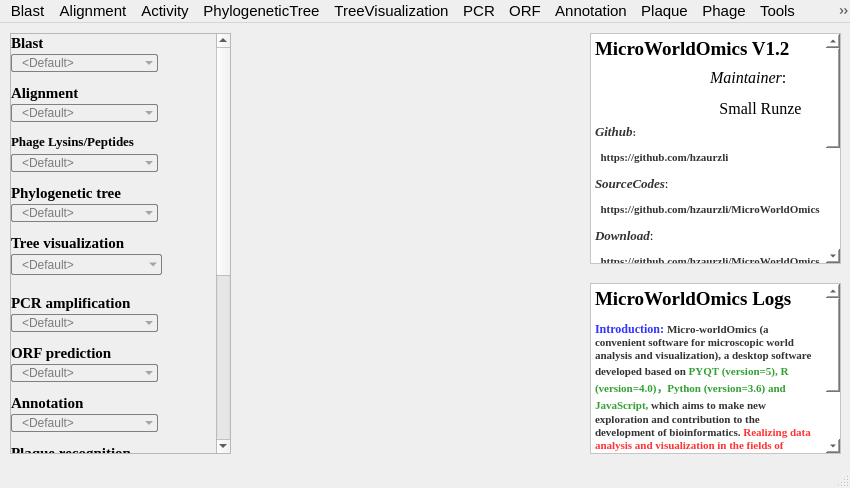
First picture: the form in MicroWorldOmics.ui, repository hzaurzli/MicroWorldOmics, before the edit.
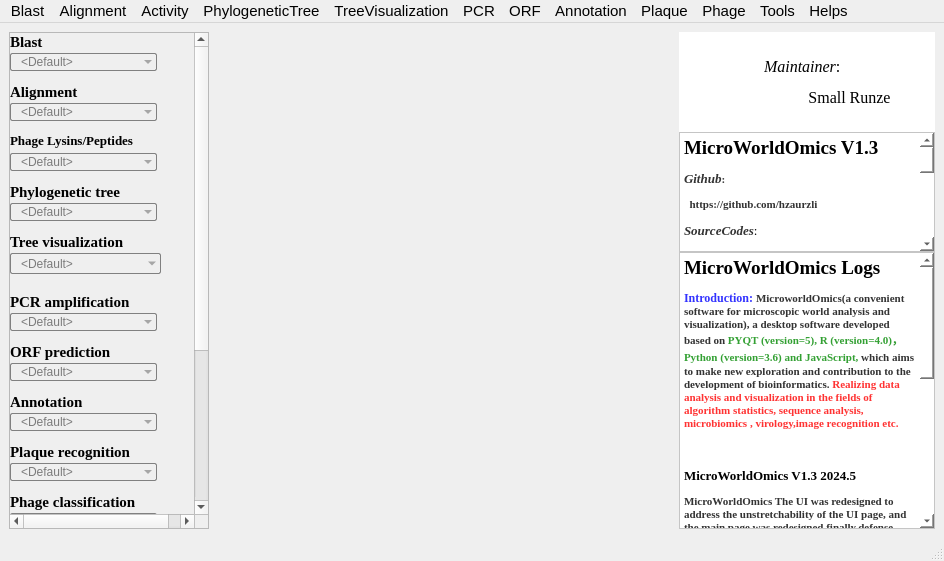
Second picture: the form after the edit. Icons and pictures are not drawn.

The edit to the form file:
```diff
--- a/MicroWorldOmics.ui
+++ b/MicroWorldOmics.ui
@@ -6,8 +6,8 @@
    <rect>
     <x>0</x>
     <y>0</y>
-    <width>850</width>
-    <height>488</height>
+    <width>944</width>
+    <height>561</height>
    </rect>
   </property>
   <property name="sizePolicy">
@@ -28,18 +28,26 @@
    <string notr="true">background-image: url(D:/Documents/Desktop/background.png)</string>
   </property>
   <widget class="QWidget" name="centralwidget">
-   <widget class="QWidget" name="verticalLayoutWidget">
-    <property name="geometry">
-     <rect>
-      <x>10</x>
-      <y>10</y>
-      <width>221</width>
-      <height>421</height>
-     </rect>
-    </property>
-    <layout class="QVBoxLayout" name="verticalLayout">
+   <layout class="QGridLayout" name="gridLayout_3">
+    <item row="0" column="0">
+     <layout class="QVBoxLayout" name="verticalLayout" stretch="0">
+      <property name="spacing">
+       <number>0</number>
+      </property>
      <item>
       <widget class="QScrollArea" name="scrollArea">
+        <property name="sizePolicy">
+         <sizepolicy hsizetype="Fixed" vsizetype="Expanding">
+          <horstretch>0</horstretch>
+          <verstretch>0</verstretch>
+         </sizepolicy>
+        </property>
+        <property name="maximumSize">
+         <size>
+          <width>200</width>
+          <height>16777215</height>
+         </size>
+        </property>
        <property name="widgetResizable">
         <bool>false</bool>
        </property>
@@ -47,7 +55,7 @@
         <property name="geometry">
          <rect>
           <x>0</x>
-          <y>-302</y>
+           <y>0</y>
           <width>198</width>
           <height>719</height>
          </rect>
@@ -1317,22 +1325,102 @@
       </widget>
      </item>
     </layout>
-   </widget>
+    </item>
+    <item row="0" column="1">
+     <layout class="QGridLayout" name="gridLayout_2">
+      <item row="0" column="0">
+       <widget class="QLabel" name="label_17">
+        <property name="sizePolicy">
+         <sizepolicy hsizetype="Expanding" vsizetype="Expanding">
+          <horstretch>0</horstretch>
+          <verstretch>0</verstretch>
+         </sizepolicy>
+        </property>
+        <property name="styleSheet">
+         <string notr="true">background-image: url(D:/tools/Pycharm/pyqt/logo/green_back.png);</string>
+        </property>
+        <property name="text">
+         <string/>
+        </property>
+        <property name="pixmap">
+         <pixmap>logo/background.png</pixmap>
+        </property>
+        <property name="alignment">
+         <set>Qt::AlignCenter</set>
+        </property>
+       </widget>
+      </item>
+     </layout>
+    </item>
+    <item row="0" column="2">
+     <layout class="QGridLayout" name="gridLayout" rowstretch="1,0,0">
+      <property name="spacing">
+       <number>0</number>
+      </property>
+      <item row="2" column="0" colspan="3">
+       <widget class="QTextBrowser" name="textBrowser_2">
+        <property name="sizePolicy">
+         <sizepolicy hsizetype="Preferred" vsizetype="Expanding">
+          <horstretch>0</horstretch>
+          <verstretch>0</verstretch>
+         </sizepolicy>
+        </property>
+        <property name="font">
+         <font>
+          <family>Times New Roman</family>
+          <weight>75</weight>
+          <italic>false</italic>
+          <bold>true</bold>
+         </font>
+        </property>
+        <property name="autoFillBackground">
+         <bool>false</bool>
+        </property>
+        <property name="styleSheet">
+         <string notr="true">background-image: url(D:/tools/Pycharm/pyqt/logo/color1.png);
+background-color: rgb(85, 255, 0);
+background-color: rgb(255, 255, 255);</string>
+        </property>
+        <property name="html">
+         <string>&lt;!DOCTYPE HTML PUBLIC &quot;-//W3C//DTD HTML 4.0//EN&quot; &quot;http://www.w3.org/TR/REC-html40/strict.dtd&quot;&gt;
+&lt;html&gt;&lt;head&gt;&lt;meta name=&quot;qrichtext&quot; content=&quot;1&quot; /&gt;&lt;style type=&quot;text/css&quot;&gt;
+p, li { white-space: pre-wrap; }
+&lt;/style&gt;&lt;/head&gt;&lt;body style=&quot; font-family:'Times New Roman'; font-size:9pt; font-weight:600; font-style:normal;&quot;&gt;
+&lt;p style=&quot; margin-top:12px; margin-bottom:12px; margin-left:0px; margin-right:0px; -qt-block-indent:0; text-indent:0px;&quot;&gt;&lt;span style=&quot; font-size:14pt;&quot;&gt;MicroWorldOmics Logs&lt;/span&gt;&lt;/p&gt;
+&lt;p style=&quot; margin-top:12px; margin-bottom:12px; margin-left:0px; margin-right:0px; -qt-block-indent:0; text-indent:0px;&quot;&gt;&lt;span style=&quot; font-family:'-webkit-standard'; color:rgba(0,0,255,0.8);&quot;&gt;Introduction: &lt;/span&gt;&lt;span style=&quot; font-family:'-webkit-standard'; font-size:8pt; color:rgba(0,0,0,0.8);&quot;&gt;MicroworldOmics(a convenient software for microscopic world analysis and visualization), a desktop software developed based on &lt;/span&gt;&lt;span style=&quot; font-family:'-webkit-standard'; font-size:8pt; color:rgba(0,136,0,0.8);&quot;&gt;PYQT (version=5), R (version=4.0)，Python (version=3.6) and JavaScript, &lt;/span&gt;&lt;span style=&quot; font-family:'-webkit-standard'; font-size:8pt; color:rgba(0,0,0,0.8);&quot;&gt;which aims to make new exploration and contribution to the development of bioinformatics. &lt;/span&gt;&lt;span style=&quot; font-family:'-webkit-standard'; font-size:8pt; color:rgba(255,0,0,0.8);&quot;&gt;Realizing data analysis and visualization in the fields of algorithm statistics, sequence analysis, microbiomics , virology,image recognition etc.&lt;/span&gt;&lt;/p&gt;
+&lt;p style=&quot;-qt-paragraph-type:empty; margin-top:12px; margin-bottom:12px; margin-left:0px; margin-right:0px; -qt-block-indent:0; text-indent:0px;&quot;&gt;&lt;br /&gt;&lt;/p&gt;
+&lt;p style=&quot; margin-top:12px; margin-bottom:12px; margin-left:0px; margin-right:0px; -qt-block-indent:0; text-indent:0px;&quot;&gt;&lt;span style=&quot; font-size:10pt;&quot;&gt;MicroWorldOmics V1.3 2024.5&lt;/span&gt;&lt;/p&gt;
+&lt;p style=&quot; margin-top:12px; margin-bottom:12px; margin-left:0px; margin-right:0px; -qt-block-indent:0; text-indent:0px;&quot;&gt;&lt;span style=&quot; font-family:'-webkit-standard'; font-size:8pt; color:rgba(0,0,0,0.8);&quot;&gt;MicroWorldOmics The UI was redesigned to address the unstretchability of the UI page, and the main page was redesigned,finally,defense system analysis was included in MicroWorldOmics V1.3.&lt;/span&gt;&lt;/p&gt;
+&lt;p style=&quot; margin-top:12px; margin-bottom:12px; margin-left:0px; margin-right:0px; -qt-block-indent:0; text-indent:0px;&quot;&gt;&lt;span style=&quot; font-size:10pt;&quot;&gt;MicroWorldOmics V1.2 2023.12&lt;/span&gt;&lt;/p&gt;
+&lt;p style=&quot; margin-top:12px; margin-bottom:12px; margin-left:0px; margin-right:0px; -qt-block-indent:0; text-indent:0px;&quot;&gt;&lt;span style=&quot; font-family:'-webkit-standard'; font-size:8pt; color:rgba(0,0,0,0.8);&quot;&gt;MicroWorldOmics V1.2 incorporates a number of analysis modules, mainly for viruses and microbiomes: multi-language software covering python, R, C++, etc.&lt;/span&gt;&lt;/p&gt;
+&lt;p style=&quot; margin-top:12px; margin-bottom:12px; margin-left:0px; margin-right:0px; -qt-block-indent:0; text-indent:0px;&quot;&gt;&lt;span style=&quot; font-size:10pt;&quot;&gt;MicroWorldOmics V1.1 2023.1&lt;/span&gt;&lt;/p&gt;
+&lt;p style=&quot; margin-top:12px; margin-bottom:12px; margin-left:0px; margin-right:0px; -qt-block-indent:0; text-indent:0px;&quot;&gt;&lt;span style=&quot; font-family:'-webkit-standard'; font-size:8pt; color:rgba(0,0,0,0.8);&quot;&gt;The first version of the software was called &amp;quot;QTBioRZ&amp;quot;,A user-friendly interface visualization software,the main functions are following:&lt;/span&gt;&lt;/p&gt;
+&lt;p style=&quot; margin-top:12px; margin-bottom:12px; margin-left:0px; margin-right:0px; -qt-block-indent:0; text-indent:0px;&quot;&gt;&lt;span style=&quot; font-family:'-webkit-standard'; font-size:8pt; color:rgba(0,0,0,0.8);&quot;&gt;a. Blastn and Blastp are for DNA or protein sequences searching.&lt;/span&gt;&lt;/p&gt;
+&lt;p style=&quot; margin-top:12px; margin-bottom:12px; margin-left:0px; margin-right:0px; -qt-block-indent:0; text-indent:0px;&quot;&gt;&lt;span style=&quot; font-family:'-webkit-standard'; font-size:8pt; color:rgba(0,0,0,0.8);&quot;&gt;b. Counting microorganism colonies.&lt;/span&gt;&lt;/p&gt;
+&lt;p style=&quot; margin-top:12px; margin-bottom:12px; margin-left:0px; margin-right:0px; -qt-block-indent:0; text-indent:0px;&quot;&gt;&lt;span style=&quot; font-family:'-webkit-standard'; font-size:8pt; color:rgba(0,0,0,0.8);&quot;&gt;c. Calculating anti-peptides activity.&lt;/span&gt;&lt;/p&gt;
+&lt;p style=&quot; margin-top:12px; margin-bottom:12px; margin-left:0px; margin-right:0px; -qt-block-indent:0; text-indent:0px;&quot;&gt;&lt;span style=&quot; font-family:'-webkit-standard'; font-size:8pt; color:rgba(0,0,0,0.8);&quot;&gt;d. Identifing phages lysogeny&lt;/span&gt;&lt;/p&gt;&lt;/body&gt;&lt;/html&gt;</string>
+        </property>
+       </widget>
+      </item>
+      <item row="0" column="0">
    <widget class="QLabel" name="label_13">
-    <property name="geometry">
-     <rect>
-      <x>620</x>
-      <y>40</y>
-      <width>61</width>
-      <height>61</height>
-     </rect>
-    </property>
     <property name="sizePolicy">
-     <sizepolicy hsizetype="Minimum" vsizetype="Minimum">
+         <sizepolicy hsizetype="Fixed" vsizetype="Fixed">
       <horstretch>0</horstretch>
       <verstretch>0</verstretch>
      </sizepolicy>
     </property>
+        <property name="maximumSize">
+         <size>
+          <width>100</width>
+          <height>100</height>
+         </size>
+        </property>
+        <property name="styleSheet">
+         <string notr="true">background-image: url(D:/tools/Pycharm/pyqt/logo/color1.png);
+background-color: rgb(85, 255, 0);
+background-color: rgb(255, 255, 255);</string>
+        </property>
     <property name="text">
      <string/>
     </property>
@@ -1343,14 +1431,20 @@
      <bool>true</bool>
     </property>
    </widget>
+      </item>
+      <item row="1" column="0" colspan="3">
    <widget class="QTextBrowser" name="textBrowser">
-    <property name="geometry">
-     <rect>
-      <x>590</x>
-      <y>10</y>
-      <width>251</width>
-      <height>231</height>
-     </rect>
+        <property name="sizePolicy">
+         <sizepolicy hsizetype="Expanding" vsizetype="Fixed">
+          <horstretch>0</horstretch>
+          <verstretch>0</verstretch>
+         </sizepolicy>
+        </property>
+        <property name="maximumSize">
+         <size>
+          <width>16777215</width>
+          <height>120</height>
+         </size>
     </property>
     <property name="font">
      <font>
@@ -1373,9 +1467,7 @@
 &lt;html&gt;&lt;head&gt;&lt;meta name=&quot;qrichtext&quot; content=&quot;1&quot; /&gt;&lt;style type=&quot;text/css&quot;&gt;
 p, li { white-space: pre-wrap; }
 &lt;/style&gt;&lt;/head&gt;&lt;body style=&quot; font-family:'Times New Roman'; font-size:9pt; font-weight:600; font-style:normal;&quot;&gt;
-&lt;p style=&quot; margin-top:12px; margin-bottom:12px; margin-left:0px; margin-right:0px; -qt-block-indent:0; text-indent:0px;&quot;&gt;&lt;span style=&quot; font-size:14pt;&quot;&gt;MicroWorldOmics V1.2&lt;/span&gt;&lt;/p&gt;
-&lt;p style=&quot;-qt-paragraph-type:empty; margin-top:12px; margin-bottom:12px; margin-left:0px; margin-right:0px; -qt-block-indent:0; text-indent:0px;&quot;&gt;&lt;br /&gt;&lt;/p&gt;
-&lt;p style=&quot;-qt-paragraph-type:empty; margin-top:12px; margin-bottom:12px; margin-left:0px; margin-right:0px; -qt-block-indent:0; text-indent:0px;&quot;&gt;&lt;br /&gt;&lt;/p&gt;
+&lt;p style=&quot; margin-top:12px; margin-bottom:12px; margin-left:0px; margin-right:0px; -qt-block-indent:0; text-indent:0px;&quot;&gt;&lt;span style=&quot; font-size:14pt;&quot;&gt;MicroWorldOmics V1.3&lt;/span&gt;&lt;/p&gt;
 &lt;p style=&quot; margin-top:12px; margin-bottom:12px; margin-left:0px; margin-right:0px; -qt-block-indent:0; text-indent:0px;&quot;&gt;&lt;span style=&quot; font-family:'-webkit-standard'; font-size:10pt; font-style:italic; color:rgba(0,0,0,0.8);&quot;&gt;Github&lt;/span&gt;&lt;span style=&quot; font-family:'-webkit-standard'; font-size:8pt; color:rgba(0,0,0,0.8);&quot;&gt;: &lt;/span&gt;&lt;/p&gt;
 &lt;p style=&quot; margin-top:12px; margin-bottom:12px; margin-left:0px; margin-right:0px; -qt-block-indent:0; text-indent:0px;&quot;&gt;&lt;span style=&quot; font-family:'-webkit-standard'; font-size:8pt; color:rgba(0,0,0,0.8);&quot;&gt;  https://github.com/hzaurzli&lt;/span&gt;&lt;/p&gt;
 &lt;p style=&quot; margin-top:12px; margin-bottom:12px; margin-left:0px; margin-right:0px; -qt-block-indent:0; text-indent:0px;&quot;&gt;&lt;span style=&quot; font-family:'-webkit-standard'; font-size:10pt; font-style:italic; color:rgba(0,0,0,0.8);&quot;&gt;SourceCodes&lt;/span&gt;&lt;span style=&quot; font-family:'SimSun'; font-size:10pt; font-weight:400;&quot;&gt;: &lt;/span&gt;&lt;/p&gt;
@@ -1392,14 +1484,14 @@
 &lt;p style=&quot; margin-top:12px; margin-bottom:12px; margin-left:0px; margin-right:0px; -qt-block-indent:0; text-indent:0px;&quot;&gt;&lt;span style=&quot; font-family:'-webkit-standard'; font-size:8pt; color:rgba(0,0,0,0.8);&quot;&gt;  https://www.yuque.com/u1629231/qd3xf6&lt;/span&gt;&lt;/p&gt;&lt;/body&gt;&lt;/html&gt;</string>
     </property>
    </widget>
+      </item>
+      <item row="0" column="1" colspan="2">
    <widget class="QLabel" name="label_14">
-    <property name="geometry">
-     <rect>
-      <x>710</x>
-      <y>40</y>
-      <width>101</width>
-      <height>61</height>
-     </rect>
+        <property name="maximumSize">
+         <size>
+          <width>16777215</width>
+          <height>16777215</height>
+         </size>
     </property>
     <property name="font">
      <font>
@@ -1411,60 +1503,25 @@
      <string>&lt;html&gt;&lt;head/&gt;&lt;body&gt;&lt;p&gt;dad&lt;/p&gt;&lt;/body&gt;&lt;/html&gt;</string>
     </property>
     <property name="styleSheet">
-     <string notr="true">background-image: url(D:/Documents/Desktop/color1.png);</string>
+         <string notr="true">background-image: url(D:/tools/Pycharm/pyqt/logo/color1.png);
+background-color: rgb(85, 255, 0);
+background-color: rgb(255, 255, 255);</string>
     </property>
     <property name="text">
      <string>&lt;html&gt;&lt;head/&gt;&lt;body&gt;&lt;p&gt;&lt;span style=&quot; font-size:12pt; font-style:italic;&quot;&gt;Maintainer&lt;/span&gt;&lt;span style=&quot; font-size:12pt;&quot;&gt;: &lt;/span&gt;&lt;/p&gt;&lt;p align=&quot;center&quot;&gt;&lt;span style=&quot; font-size:12pt;&quot;&gt;Small Runze&lt;/span&gt;&lt;/p&gt;&lt;/body&gt;&lt;/html&gt;</string>
     </property>
    </widget>
-   <widget class="QTextBrowser" name="textBrowser_2">
-    <property name="geometry">
-     <rect>
-      <x>590</x>
-      <y>260</y>
-      <width>251</width>
-      <height>171</height>
-     </rect>
-    </property>
-    <property name="font">
-     <font>
-      <family>Times New Roman</family>
-      <weight>75</weight>
-      <italic>false</italic>
-      <bold>true</bold>
-     </font>
-    </property>
-    <property name="autoFillBackground">
-     <bool>false</bool>
-    </property>
-    <property name="styleSheet">
-     <string notr="true">background-image: url(D:/Documents/Desktop/color1.png);
-background-color: rgb(85, 255, 0);
-background-color: rgb(255, 255, 255);</string>
-    </property>
-    <property name="html">
-     <string>&lt;!DOCTYPE HTML PUBLIC &quot;-//W3C//DTD HTML 4.0//EN&quot; &quot;http://www.w3.org/TR/REC-html40/strict.dtd&quot;&gt;
-&lt;html&gt;&lt;head&gt;&lt;meta name=&quot;qrichtext&quot; content=&quot;1&quot; /&gt;&lt;style type=&quot;text/css&quot;&gt;
-p, li { white-space: pre-wrap; }
-&lt;/style&gt;&lt;/head&gt;&lt;body style=&quot; font-family:'Times New Roman'; font-size:9pt; font-weight:600; font-style:normal;&quot;&gt;
-&lt;p style=&quot; margin-top:12px; margin-bottom:12px; margin-left:0px; margin-right:0px; -qt-block-indent:0; text-indent:0px;&quot;&gt;&lt;span style=&quot; font-size:14pt;&quot;&gt;MicroWorldOmics Logs&lt;/span&gt;&lt;/p&gt;
-&lt;p style=&quot; margin-top:12px; margin-bottom:12px; margin-left:0px; margin-right:0px; -qt-block-indent:0; text-indent:0px;&quot;&gt;&lt;span style=&quot; font-family:'-webkit-standard'; color:rgba(0,0,255,0.8);&quot;&gt;Introduction: &lt;/span&gt;&lt;span style=&quot; font-family:'-webkit-standard'; font-size:8pt; color:rgba(0,0,0,0.8);&quot;&gt;Micro-worldOmics&lt;/span&gt;&lt;span style=&quot; font-family:'-webkit-standard'; color:rgba(0,0,0,0.8);&quot;&gt; &lt;/span&gt;&lt;span style=&quot; font-family:'-webkit-standard'; font-size:8pt; color:rgba(0,0,0,0.8);&quot;&gt;(a convenient software for microscopic world analysis and visualization), a desktop software developed based on &lt;/span&gt;&lt;span style=&quot; font-family:'-webkit-standard'; font-size:8pt; color:rgba(0,136,0,0.8);&quot;&gt;PYQT (version=5), R (version=4.0)，Python (version=3.6) and JavaScript, &lt;/span&gt;&lt;span style=&quot; font-family:'-webkit-standard'; font-size:8pt; color:rgba(0,0,0,0.8);&quot;&gt;which aims to make new exploration and contribution to the development of bioinformatics. &lt;/span&gt;&lt;span style=&quot; font-family:'-webkit-standard'; font-size:8pt; color:rgba(255,0,0,0.8);&quot;&gt;Realizing data analysis and visualization in the fields of algorithm statistics, sequence analysis, microbiomics , virology,image recognition etc.&lt;/span&gt;&lt;/p&gt;
-&lt;p style=&quot; margin-top:12px; margin-bottom:12px; margin-left:0px; margin-right:0px; -qt-block-indent:0; text-indent:0px;&quot;&gt;&lt;span style=&quot; font-size:10pt;&quot;&gt;MicroWorldOmics V1.0 2023.1&lt;/span&gt;&lt;/p&gt;
-&lt;p style=&quot;-qt-paragraph-type:empty; margin-top:12px; margin-bottom:12px; margin-left:0px; margin-right:0px; -qt-block-indent:0; text-indent:0px; font-size:10pt;&quot;&gt;&lt;br /&gt;&lt;/p&gt;&lt;/body&gt;&lt;/html&gt;</string>
-    </property>
-   </widget>
-   <zorder>verticalLayoutWidget</zorder>
-   <zorder>textBrowser</zorder>
-   <zorder>label_13</zorder>
-   <zorder>label_14</zorder>
-   <zorder>textBrowser_2</zorder>
+      </item>
+     </layout>
+    </item>
+   </layout>
   </widget>
   <widget class="QMenuBar" name="menubar">
    <property name="geometry">
     <rect>
      <x>0</x>
      <y>0</y>
-     <width>850</width>
+     <width>944</width>
      <height>23</height>
     </rect>
    </property>
```
Left out of the diff: 10 changed lines with no effect on the pictures. Lines whose indentation alone changed are shown as unchanged.
